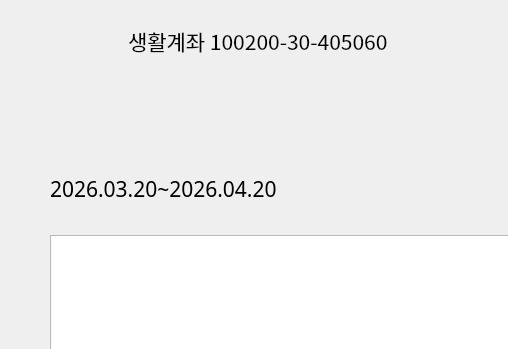
Before: the Qt Designer form ui/account-history-page.ui in Veda-Qt/project, drawn with Qt 5; both pictures show x 0 to 508 and y 0 to 349 of the 800 by 500 pixel window.
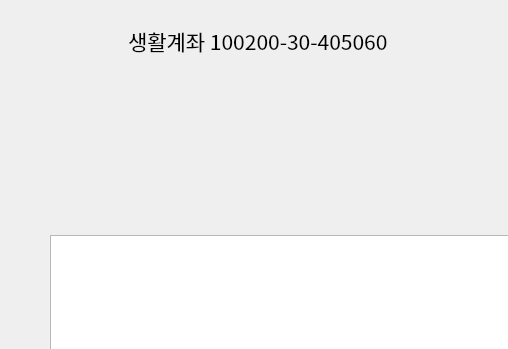
After: the same form once the commit is applied. Icons and pictures are not drawn.

Patch:
```diff
--- a/ui/account-history-page.ui
+++ b/ui/account-history-page.ui
@@ -164,7 +164,7 @@
 }</string>
         </property>
         <property name="text">
-         <string>2026.03.20~2026.04.20</string>
+         <string/>
         </property>
        </widget>
       </item>
```
Left out of the diff: 2 changed lines with no effect on the pictures.
